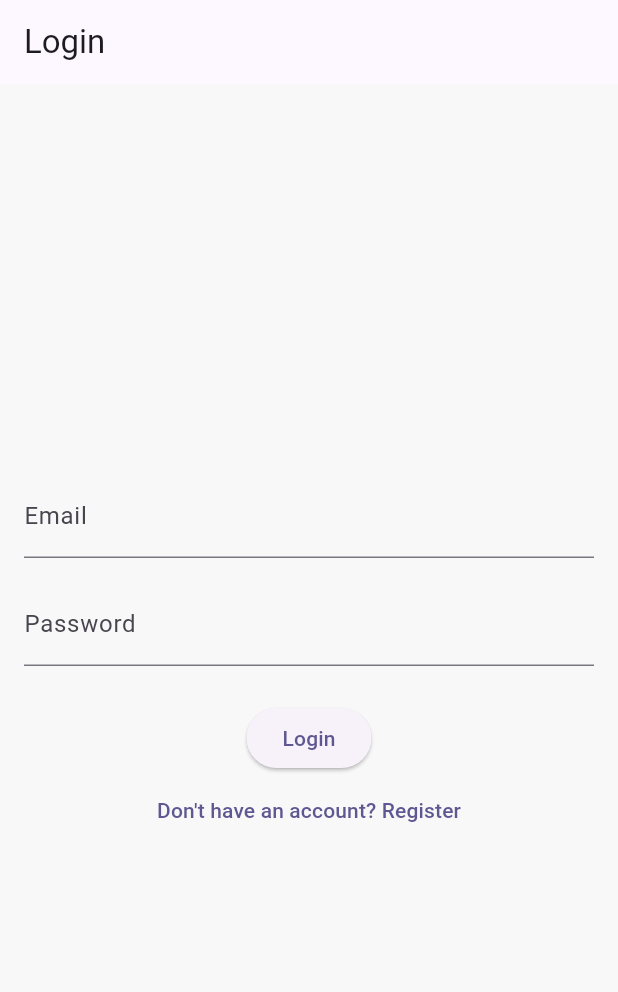
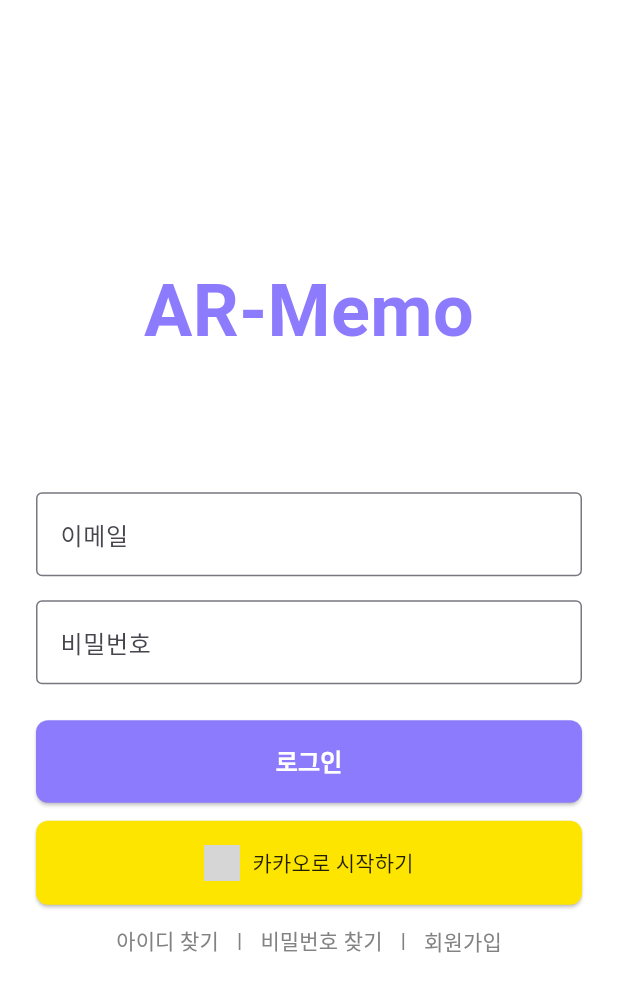
Before and after one commit to yoyowasi/ar_memo_frontend, a Flutter app: the screen it shows after launch, on a phone screen of 412 x 824 dp. Shown: the top 992 px of the screen. Run offline on Flutter 3.47's test engine with Material 3 defaults, Android fonts, the phone set to English and light mode, and no system bars; our stand-ins replace flutter_dotenv, flutter_riverpod, shared_preferences; grey boxes are pictures that could not be loaded.

Commit message:
- UI 수정: 텍스트 스타일 및 색상 적용, 컴포넌트 간격 조정 - 여행 기록 목록에 `GridView` 적용 및 카드 디자인 변경 - `LoginScreen` UI 개선: 다국어 지원 및 카카오 로그인 버튼 추가 - 새 모델(`User`, `Memory`) 추가 및 관련 데이터 처리 로직 구현 - `HomeScreen` 추가: AR 메모를 그리드 형태로 표시 - 여행 기록 상태 관리를 위해 `StateNotifier`로 전환 및 리팩토링

```diff
--- a/lib/screens/login_screen.dart
+++ b/lib/screens/login_screen.dart
@@ -2,6 +2,8 @@ import 'package:flutter/material.dart';
 import 'package:flutter_riverpod/flutter_riverpod.dart';
 import 'package:ar_memo_frontend/providers/auth_provider.dart';
 import 'package:ar_memo_frontend/screens/register_screen.dart';
+import 'package:ar_memo_frontend/theme/colors.dart';
+import 'package:ar_memo_frontend/theme/text_styles.dart';
 
 class LoginScreen extends ConsumerStatefulWidget {
   const LoginScreen({super.key});
@@ -27,7 +29,7 @@ class _LoginScreenState extends ConsumerState<LoginScreen> {
       } catch (e) {
         if (mounted) {
           ScaffoldMessenger.of(context).showSnackBar(
-            SnackBar(content: Text('Login failed: ${e.toString()}')),
+            SnackBar(content: Text('로그인에 실패했습니다: ${e.toString()}')),
           );
         }
       } finally {
@@ -48,50 +50,108 @@ class _LoginScreenState extends ConsumerState<LoginScreen> {
   @override
   Widget build(BuildContext context) {
     return Scaffold(
-      appBar: AppBar(title: const Text('Login')),
-      body: Padding(
-        padding: const EdgeInsets.all(16.0),
+      backgroundColor: Colors.white,
+      body: SafeArea(
+        child: Padding(
+          padding: const EdgeInsets.symmetric(horizontal: 24.0),
           child: Form(
             key: _formKey,
             child: Column(
               mainAxisAlignment: MainAxisAlignment.center,
+              crossAxisAlignment: CrossAxisAlignment.stretch,
               children: [
+                const Spacer(flex: 2),
+                const Text(
+                  'AR-Memo',
+                  textAlign: TextAlign.center,
+                  style: TextStyle(
+                    fontSize: 48,
+                    fontWeight: FontWeight.bold,
+                    color: primaryColor,
+                  ),
+                ),
+                const Spacer(flex: 1),
                 TextFormField(
                   controller: _emailController,
-                decoration: const InputDecoration(labelText: 'Email'),
+                  decoration: const InputDecoration(
+                    labelText: '이메일',
+                    border: OutlineInputBorder(),
+                  ),
                   keyboardType: TextInputType.emailAddress,
                   validator: (value) =>
                   (value == null || !value.contains('@'))
-                    ? 'Enter a valid email'
+                      ? '올바른 이메일을 입력해주세요.'
                       : null,
                 ),
                 const SizedBox(height: 16),
                 TextFormField(
                   controller: _passwordController,
-                decoration: const InputDecoration(labelText: 'Password'),
+                  decoration: const InputDecoration(
+                    labelText: '비밀번호',
+                    border: OutlineInputBorder(),
+                  ),
                   obscureText: true,
-                validator: (value) =>
-                (value == null || value.length < 6)
-                    ? 'Password must be at least 6 characters'
+                  validator: (value) => (value == null || value.length < 6)
+                      ? '6자 이상의 비밀번호를 입력해주세요.'
                       : null,
                 ),
                 const SizedBox(height: 24),
                 _isLoading
-                  ? const CircularProgressIndicator()
+                    ? const Center(child: CircularProgressIndicator())
                     : ElevatedButton(
                   onPressed: _login,
-                child: const Text('Login'),
+                  style: ElevatedButton.styleFrom(
+                    backgroundColor: primaryColor,
+                    padding: const EdgeInsets.symmetric(vertical: 16),
+                    shape: RoundedRectangleBorder(
+                      borderRadius: BorderRadius.circular(8),
                     ),
+                  ),
+                  child: const Text('로그인', style: buttonText),
+                ),
+                const SizedBox(height: 12),
+                ElevatedButton.icon(
+                  icon: Image.asset('assets/kakao_icon.png', height: 24), // 카카오 아이콘 추가 필요
+                  label: const Text('카카오로 시작하기', style: TextStyle(color: Colors.black87)),
+                  onPressed: () {
+                    // TODO: 카카오 로그인 로직 구현
+                  },
+                  style: ElevatedButton.styleFrom(
+                    backgroundColor: kakaoColor,
+                    padding: const EdgeInsets.symmetric(vertical: 16),
+                    shape: RoundedRectangleBorder(
+                      borderRadius: BorderRadius.circular(8),
+                    ),
+                  ),
+                ),
+                Row(
+                  mainAxisAlignment: MainAxisAlignment.center,
+                  children: [
+                    TextButton(
+                      onPressed: () {},
+                      child: const Text('아이디 찾기', style: TextStyle(color: subTextColor)),
+                    ),
+                    const Text('|', style: TextStyle(color: subTextColor)),
+                    TextButton(
+                      onPressed: () {},
+                      child: const Text('비밀번호 찾기', style: TextStyle(color: subTextColor)),
+                    ),
+                    const Text('|', style: TextStyle(color: subTextColor)),
                     TextButton(
                       onPressed: () {
                         Navigator.push(
                           context,
-                    MaterialPageRoute(builder: (context) => const RegisterScreen()),
+                          MaterialPageRoute(
+                              builder: (context) => const RegisterScreen()),
                         );
                       },
-                child: const Text('Don\'t have an account? Register'),
+                      child: const Text('회원가입', style: TextStyle(color: subTextColor)),
                     ),
                   ],
+                ),
+                const Spacer(flex: 2),
+              ],
+            ),
           ),
         ),
       ),
```
Also changed, not shown: lib/models/memory.dart (added, +37 -0 lines), lib/models/user.dart (added, +22 -0 lines), lib/providers/trip_record_provider.dart (+31 -12 lines), lib/screens/home_screen.dart (added, +97 -0 lines), lib/screens/trip_record_list_screen.dart (+42 -16 lines). Lines whose indentation alone changed are shown as unchanged.
